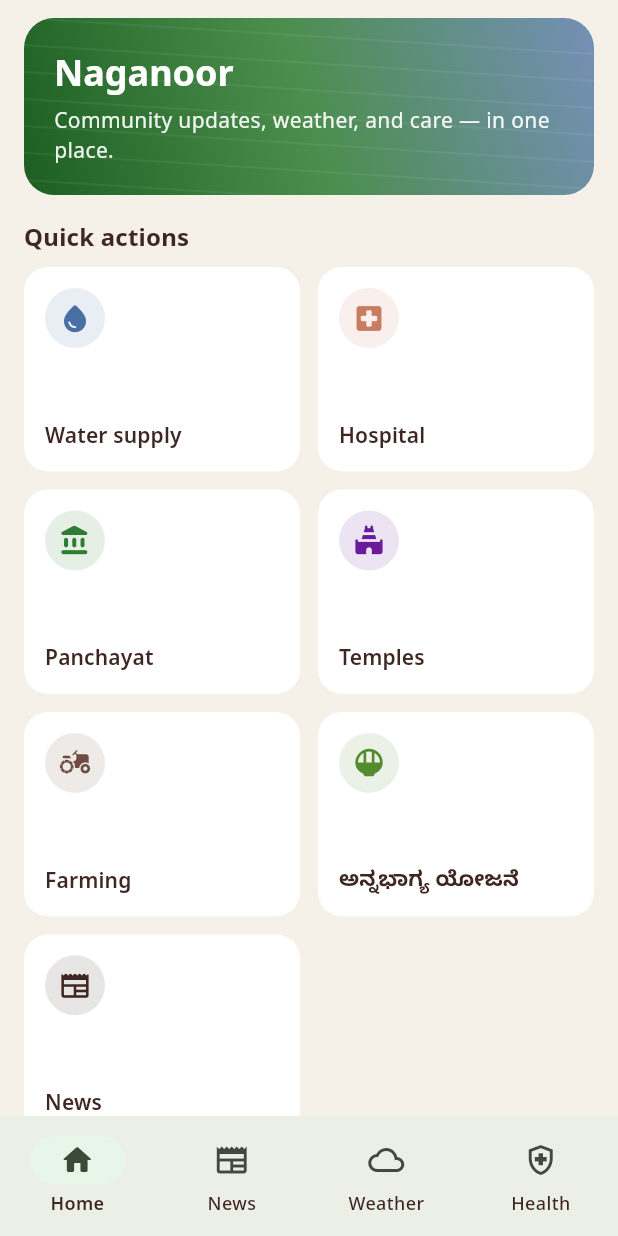
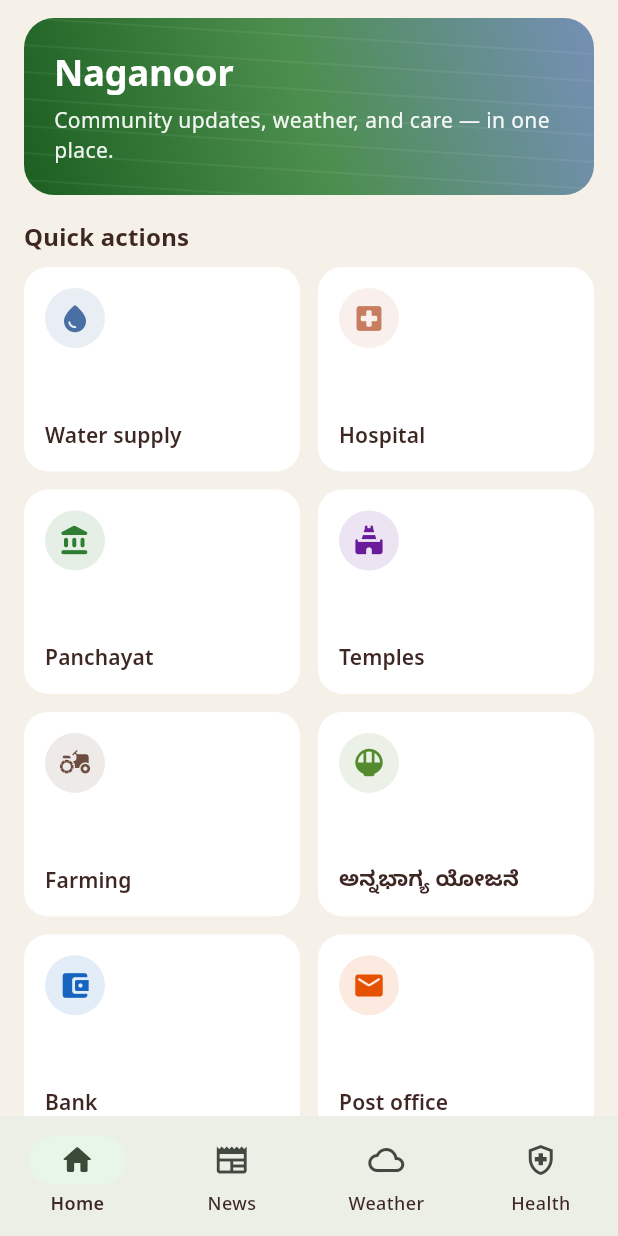
Before and after one commit to Ravi8855/Village_app, a Flutter app: the screen it shows after launch, on a phone screen of 412 x 824 dp. Run offline on Flutter 3.47's test engine with Material 3 defaults, Android fonts, the phone set to English and light mode, and no system bars; our stand-ins replace equatable, flutter_riverpod, go_router, google_fonts, google_maps_flutter, package_info_plus and 2 more; missing offline and left inert: in_app_update; accounts and stored records are empty; network calls fail.

Commit message:
adding bank and post office card

```diff
--- a/lib/core/router/app_router.dart
+++ b/lib/core/router/app_router.dart
@@ -9,7 +9,10 @@ import '../../features/news/presentation/pages/news_page.dart';
 import '../../features/panchayat/presentation/pages/panchayat_page.dart';
 import '../../features/temples/presentation/pages/temple_detail_page.dart';
 import '../../features/temples/presentation/pages/temples_list_page.dart';
+import '../../features/village_services/presentation/pages/bank_page.dart';
+import '../../features/village_services/presentation/pages/postman_page.dart';
 import '../../features/weather/presentation/pages/weather_page.dart';
+import '../../features/panchayat/domain/panchayat_models.dart';
 import '../shell/scaffold_with_bottom_nav.dart';
 
 final appRouterProvider = Provider<GoRouter>((ref) {
@@ -32,6 +35,25 @@ final appRouterProvider = Provider<GoRouter>((ref) {
                     path: 'panchayat',
                     name: AppRouteNames.panchayat,
                     builder: (context, state) => const PanchayatPage(),
+                    routes: [
+                      GoRoute(
+                        path: 'electricity',
+                        name: AppRouteNames.electricity,
+                        builder: (context, state) => const PanchayatPage(
+                          sectionFilter: PanchayatSectionType.electricity,
+                        ),
+                      ),
+                    ],
+                  ),
+                  GoRoute(
+                    path: 'bank',
+                    name: AppRouteNames.bank,
+                    builder: (context, state) => const BankPage(),
+                  ),
+                  GoRoute(
+                    path: 'postman',
+                    name: AppRouteNames.postman,
+                    builder: (context, state) => const PostmanPage(),
                   ),
                   GoRoute(
                     path: 'temples',
@@ -104,6 +126,9 @@ class AppRoutePaths {
   static const weather = '/weather';
   static const health = '/health';
   static const panchayat = '/home/panchayat';
+  static const electricity = '/home/panchayat/electricity';
+  static const bank = '/home/bank';
+  static const postman = '/home/postman';
   static const temples = '/home/temples';
   static const annabhagya = '/home/annabhagya';
   static String templeDetail(String id) => '/home/temples/$id';
@@ -117,6 +142,9 @@ class AppRouteNames {
   static const weather = 'weather';
   static const health = 'health';
   static const panchayat = 'panchayat';
+  static const electricity = 'electricity';
+  static const bank = 'bank';
+  static const postman = 'postman';
   static const temples = 'temples';
   static const templeDetail = 'templeDetail';
   static const annabhagya = 'annabhagya';
--- a/lib/features/home/presentation/pages/home_page.dart
+++ b/lib/features/home/presentation/pages/home_page.dart
@@ -131,10 +131,22 @@ class HomePage extends ConsumerWidget {
                   onTap: () => context.push(AppRoutePaths.annabhagya),
                 ),
                 QuickActionCard(
-                  icon: Icons.newspaper_rounded,
-                  label: 'News',
-                  accent: AppColors.soil,
-                  onTap: () => context.go(AppRoutePaths.news),
+                  icon: Icons.account_balance_wallet_rounded,
+                  label: 'Bank',
+                  accent: const Color(0xFF1565C0),
+                  onTap: () => context.push(AppRoutePaths.bank),
+                ),
+                QuickActionCard(
+                  icon: Icons.local_post_office_rounded,
+                  label: 'Post office',
+                  accent: const Color(0xFFE65100),
+                  onTap: () => context.push(AppRoutePaths.postman),
+                ),
+                QuickActionCard(
+                  icon: Icons.bolt_rounded,
+                  label: 'Electricity',
+                  accent: const Color(0xFFF9A825),
+                  onTap: () => context.push(AppRoutePaths.electricity),
                 ),
               ]),
             ),
```
Also changed, not shown: lib/features/panchayat/presentation/pages/panchayat_page.dart (+12 -2 lines), lib/features/village_services/presentation/pages/bank_page.dart (added, +84 -0 lines), lib/features/village_services/presentation/pages/postman_page.dart (added, +82 -0 lines), 4 other files.
